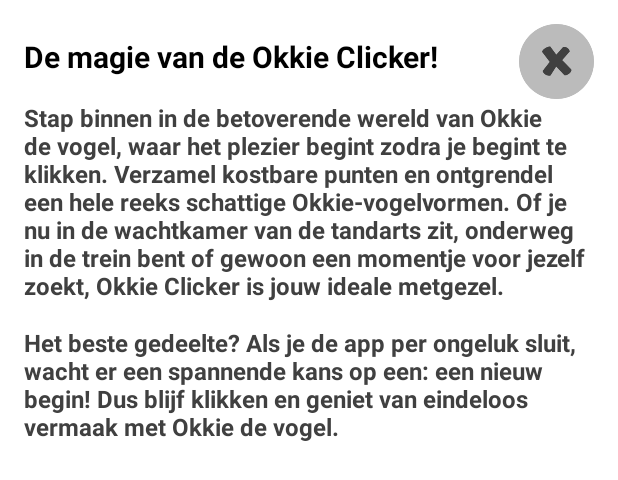
After one commit to Anneliekevdk/BirdClicker, an Android app: the layout okkiedexwindow.xml on its own in the app's theme, with its tools: preview values and no code run, on a phone screen of 412 x 824 dp. The commit adds this screen. Shown: the top 480 px of the screen. Run offline under Robolectric (Android 15) with nearby library versions, the phone set to English and light mode, and no system bars.

Commit message:
Nieuwe pop up scherm werkt !

```diff
--- a/app/src/main/AndroidManifest.xml
+++ b/app/src/main/AndroidManifest.xml
@@ -26,6 +26,10 @@
         <activity android:name=".Pop"
             android:theme="@style/AppTheme.CustomTheme"
         ></activity>
+
+        <activity android:name=".OkkieDex"
+            android:theme="@style/AppTheme.CustomTheme"
+            ></activity>
     </application>
 
 </manifest>
--- /dev/null
+++ b/app/src/main/res/layout/okkiedexwindow.xml
@@ -0,0 +1,68 @@
+<?xml version="1.0" encoding="utf-8"?>
+<RelativeLayout xmlns:android="http://schemas.android.com/apk/res/android"
+    xmlns:app="http://schemas.android.com/apk/res-auto"
+    xmlns:tools="http://schemas.android.com/tools"
+    android:layout_width="match_parent"
+    android:layout_height="match_parent"
+    android:background="#FFFFFF"
+    android:backgroundTint="#FFFFFF">
+
+    <ImageView
+        android:id="@+id/xross"
+        android:layout_width="50dp"
+        android:layout_height="50dp"
+        android:layout_marginEnd="16dp"
+        android:layout_marginTop="16dp"
+        android:layout_alignParentEnd="true"
+        android:layout_alignParentTop="true"
+        android:onClick="onClick"
+        android:src="@drawable/xross" />
+
+
+    <TextView
+        android:id="@+id/startPart"
+        android:layout_width="wrap_content"
+        android:layout_height="wrap_content"
+        android:layout_marginStart="16dp"
+        android:layout_marginTop="24dp"
+        android:layout_marginBottom="16dp"
+        android:text="De magie van de Okkie Clicker!"
+        android:textAlignment="viewStart"
+        android:textAllCaps="false"
+        android:textColor="#000000"
+        android:textSize="20sp"
+        android:textStyle="bold" />
+
+
+    <TextView
+        android:id="@+id/midPart"
+        android:layout_width="wrap_content"
+        android:layout_height="wrap_content"
+        android:layout_below="@id/startPart"
+        android:layout_marginStart="16dp"
+        android:layout_marginEnd="16dp"
+        android:layout_marginBottom="16dp"
+        android:text="Stap binnen in de betoverende wereld van Okkie de vogel, waar het plezier begint zodra je begint te klikken. Verzamel kostbare punten en ontgrendel een hele reeks schattige Okkie-vogelvormen. Of je nu in de wachtkamer van de tandarts zit, onderweg in de trein bent of gewoon een momentje voor jezelf zoekt, Okkie Clicker is jouw ideale metgezel. "
+        android:textAlignment="viewStart"
+        android:textAllCaps="false"
+        android:textSize="16sp"
+        android:textColor="#404040"
+        android:textStyle="bold" />
+
+    <TextView
+        android:id="@+id/lastPart"
+        android:layout_width="wrap_content"
+        android:layout_height="wrap_content"
+        android:layout_below="@id/midPart"
+        android:layout_marginStart="16dp"
+        android:layout_marginEnd="16dp"
+        android:layout_marginBottom="16dp"
+        android:text="Het beste gedeelte? Als je de app per ongeluk sluit, wacht er een spannende kans op een: een nieuw begin! Dus blijf klikken en geniet van eindeloos vermaak met Okkie de vogel."
+        android:textAlignment="viewStart"
+        android:textAllCaps="false"
+        android:textSize="16sp"
+        android:textColor="#404040"
+        android:textStyle="bold" />
+
+
+</RelativeLayout>
```
Also changed, not shown: app/src/main/java/com/example/mybird/MainActivity.java (+31 -0 lines), app/src/main/java/com/example/mybird/OkkieDex.java (added, +52 -0 lines), app/src/main/java/com/example/mybird/Pop.java (+20 -0 lines), app/src/main/res/layout/activity_main.xml (+12 -1 lines).
